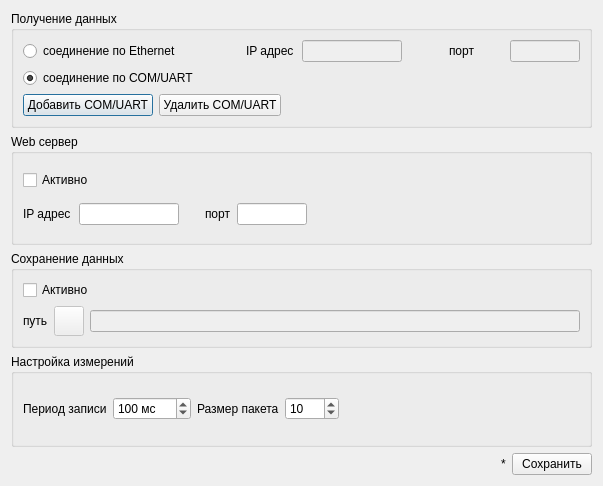
Tyill/SVisual, file src/SVMonitor/forms/settingsPanel.ui: the form before one commit.
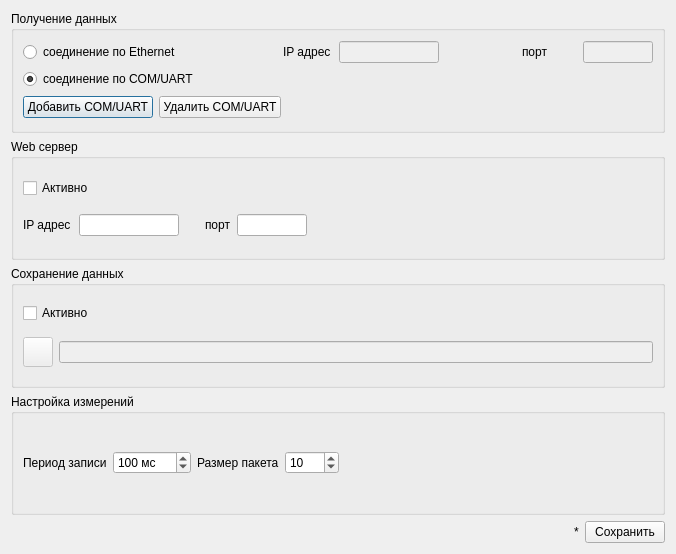
The form after the commit. Icons and pictures are not drawn.

Patch:
```diff
--- a/src/SVMonitor/forms/settingsPanel.ui
+++ b/src/SVMonitor/forms/settingsPanel.ui
@@ -6,8 +6,8 @@
    <rect>
     <x>0</x>
     <y>0</y>
-    <width>603</width>
-    <height>486</height>
+    <width>676</width>
+    <height>554</height>
    </rect>
   </property>
   <property name="minimumSize">
@@ -317,16 +317,6 @@
       </item>
       <item>
        <layout class="QHBoxLayout" name="horizontalLayout_2">
-        <item>
-         <widget class="QLabel" name="label_3">
-          <property name="enabled">
-           <bool>true</bool>
-          </property>
-          <property name="text">
-           <string>путь</string>
-          </property>
-         </widget>
-        </item>
         <item>
          <widget class="QPushButton" name="btnArchPath">
           <property name="enabled">
```
